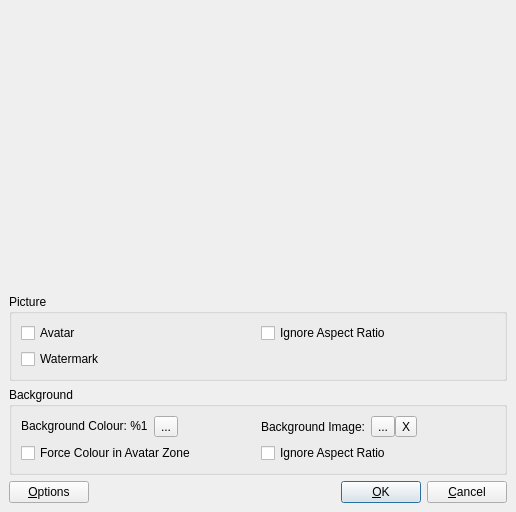
This is ImportDialog.ui in SyDevTeam/gta5view as Qt 5 draws it before an edit. The edited form follows.
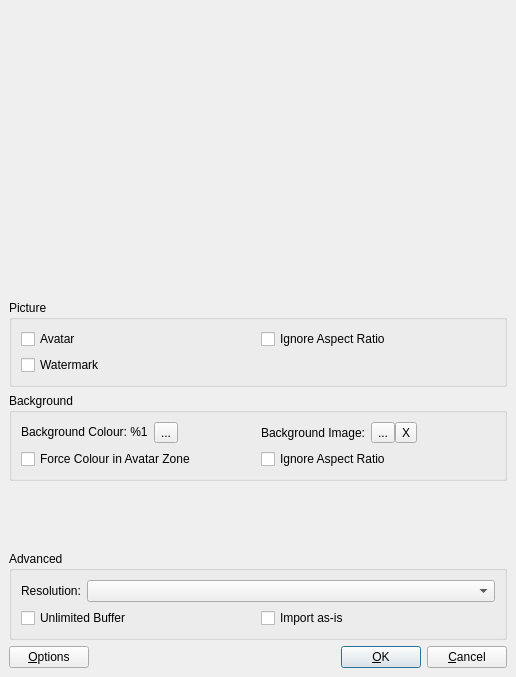
This is the edited form. Custom widgets are drawn as their Qt base class.

Commit message: add unlimited buffer and import as-is

Diff of the .ui file:
```diff
--- a/ImportDialog.ui
+++ b/ImportDialog.ui
@@ -7,7 +7,7 @@
     <x>0</x>
     <y>0</y>
     <width>516</width>
-    <height>512</height>
+    <height>677</height>
    </rect>
   </property>
   <property name="minimumSize">
@@ -297,6 +297,63 @@
         </property>
        </spacer>
       </item>
+      <item>
+       <widget class="QGroupBox" name="gbAdvanced">
+        <property name="title">
+         <string>Advanced</string>
+        </property>
+        <layout class="QVBoxLayout" name="vlAdvanced">
+         <item>
+          <layout class="QHBoxLayout" name="hlResolution">
+           <item>
+            <widget class="QLabel" name="labResolution">
+             <property name="text">
+              <string>Resolution:</string>
+             </property>
+            </widget>
+           </item>
+           <item>
+            <widget class="QComboBox" name="cbResolution">
+             <property name="sizePolicy">
+              <sizepolicy hsizetype="Expanding" vsizetype="Fixed">
+               <horstretch>0</horstretch>
+               <verstretch>0</verstretch>
+              </sizepolicy>
+             </property>
+             <property name="toolTip">
+              <string>Snapmatic resolution</string>
+             </property>
+            </widget>
+           </item>
+          </layout>
+         </item>
+         <item>
+          <layout class="QHBoxLayout" name="hlExpert">
+           <item>
+            <widget class="QCheckBox" name="cbUnlimited">
+             <property name="toolTip">
+              <string>Avoid compression and expand buffer instead, improves picture quality, but may break Snapmatic</string>
+             </property>
+             <property name="text">
+              <string>Unlimited Buffer</string>
+             </property>
+            </widget>
+           </item>
+           <item>
+            <widget class="QCheckBox" name="cbImportAsIs">
+             <property name="toolTip">
+              <string>Import as-is, don't change the picture at all, guarantee to break Snapmatic unless you know what you doing</string>
+             </property>
+             <property name="text">
+              <string>Import as-is</string>
+             </property>
+            </widget>
+           </item>
+          </layout>
+         </item>
+        </layout>
+       </widget>
+      </item>
       <item>
        <layout class="QHBoxLayout" name="hlButtons">
         <item>
```
The commit also changes 12 other files.
